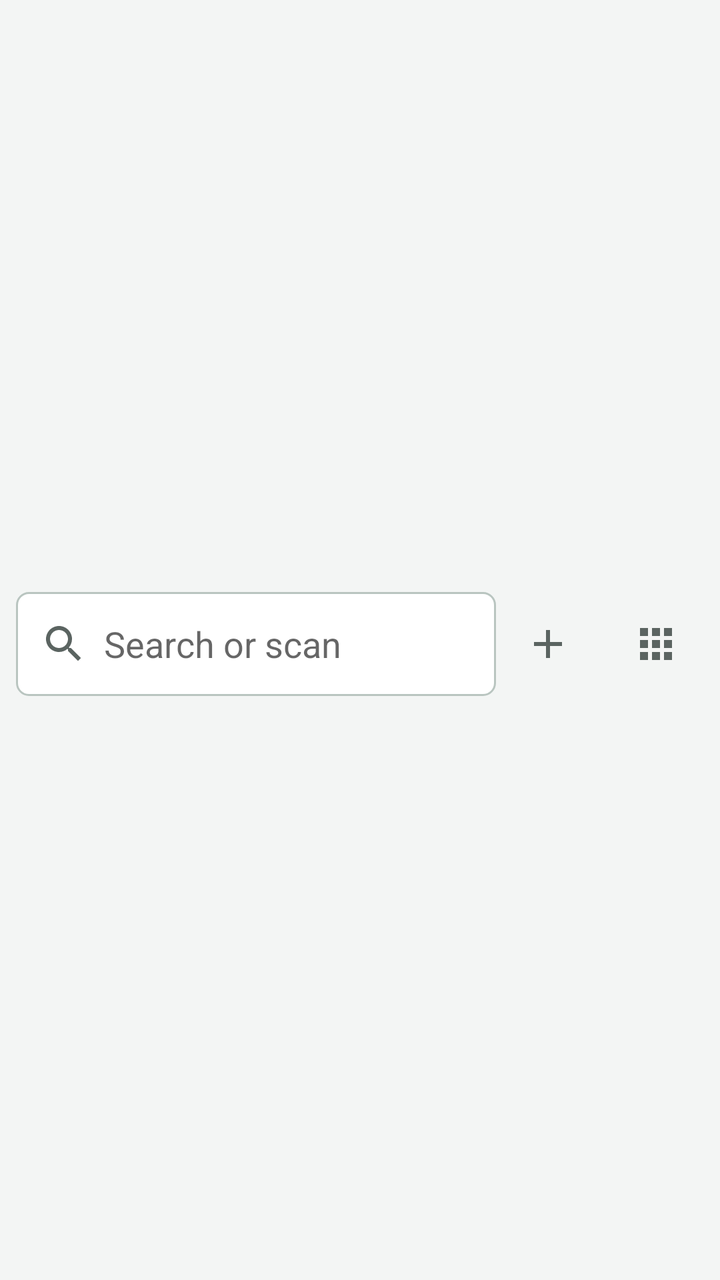
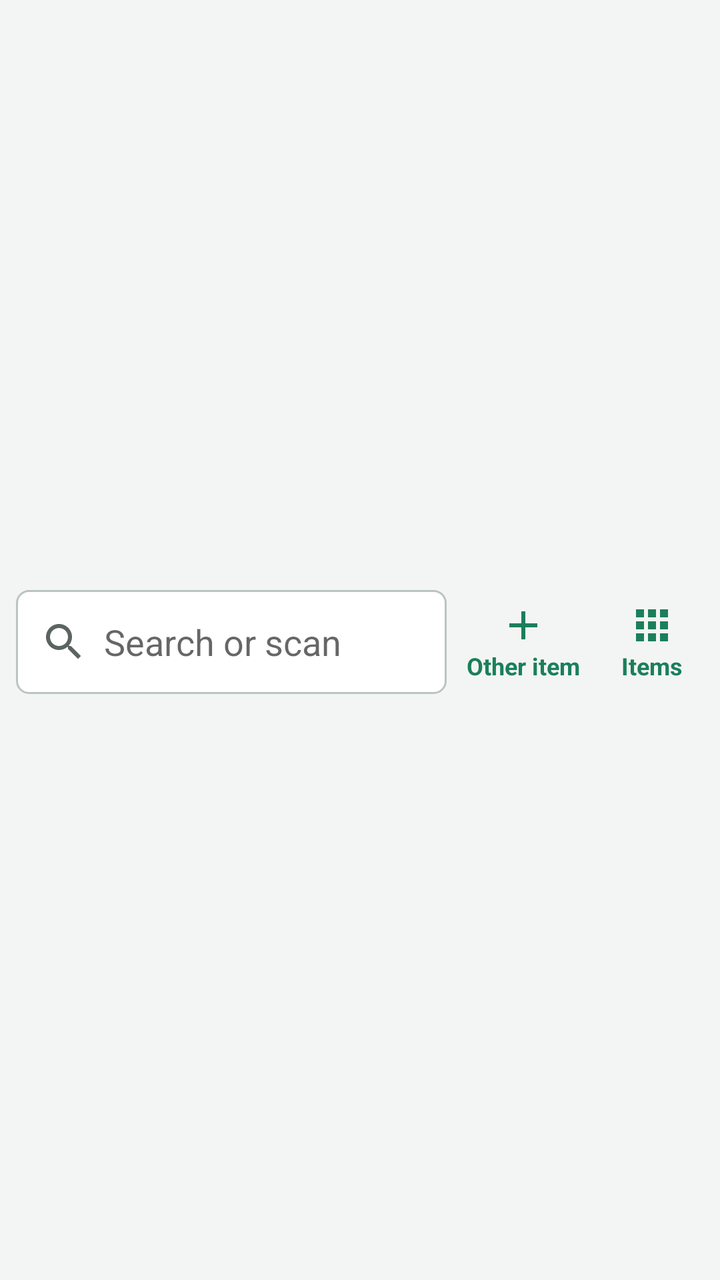

Before-and-after screenshots of an Android layout around one commit, followed by the original layout XML and the change that was made.
<!-- AndroidManifest.xml: application theme Theme.Lekas -->
<!-- res/layout/sell_search.xml -->
<?xml version="1.0" encoding="utf-8"?>
<LinearLayout xmlns:android="http://schemas.android.com/apk/res/android"
    android:layout_width="match_parent"
    android:layout_height="wrap_content"
    android:gravity="center_vertical"
    android:orientation="horizontal"
    android:paddingStart="8dp"
    android:paddingTop="8dp"
    android:paddingEnd="4dp"
    android:paddingBottom="4dp">

    <EditText
        android:id="@+id/search"
        android:layout_width="0dp"
        android:layout_height="wrap_content"
        android:layout_weight="1"
        android:background="@drawable/field_bg"
        android:drawableStart="@drawable/ic_search"
        android:drawablePadding="8dp"
        android:hint="@string/sell_search_hint"
        android:imeOptions="actionSearch|flagNoExtractUi"
        android:importantForAutofill="no"
        android:inputType="text|textNoSuggestions"
        android:minHeight="52dp"
        android:paddingStart="12dp"
        android:paddingEnd="12dp"
        android:singleLine="true" />

    <ImageButton
        android:id="@+id/search_clear"
        style="@style/Widget.Lekas.IconButton"
        android:layout_width="48dp"
        android:layout_height="52dp"
        android:contentDescription="@string/clear"
        android:src="@drawable/ic_close"
        android:visibility="gone" />

    <ImageButton
        android:id="@+id/btn_other"
        style="@style/Widget.Lekas.IconButton"
        android:layout_width="52dp"
        android:layout_height="56dp"
        android:contentDescription="@string/other_item_title"
        android:src="@drawable/ic_add" />

    <ImageButton
        android:id="@+id/btn_browse"
        style="@style/Widget.Lekas.IconButton"
        android:layout_width="56dp"
        android:layout_height="56dp"
        android:background="@drawable/icon_toggle_bg"
        android:contentDescription="@string/sell_browse"
        android:src="@drawable/ic_grid" />
</LinearLayout>
<!-- resources referenced by this layout -->
<resources>
  <string name="clear">Clear</string>
  <string name="other_item_title">Other item</string>
  <string name="sell_browse">Catalogue</string>
  <string name="sell_search_hint">Search or scan</string>
  <color name="surface">#FFFFFF</color>
  <color name="brand">#1B7F5B</color>
  <color name="field_stroke">#B9C5C0</color>
  <color name="chip_bg">#E3ECE8</color>
  <color name="text_secondary">#5B6461</color>
  <color name="brand_dark">#145E43</color>
  <color name="bg">#F3F5F4</color>
  <color name="text_primary">#1C1F1E</color>
  <style name="Widget.Lekas.Button" parent="android:Widget.Material.Button">
          <item name="android:minHeight">56dp</item>
          <item name="android:minWidth">88dp</item>
          <item name="android:textSize">16sp</item>
          <item name="android:textAllCaps">false</item>
          <item name="android:stateListAnimator">@null</item>
      </style>
  <style name="Theme.Lekas.Dialog" parent="android:Theme.Material.Light.Dialog.Alert">
          <item name="android:colorAccent">@color/brand</item>
          <item name="android:colorPrimary">@color/brand</item>
      </style>
  <!-- unchanged entries left out for length: 8 -->
</resources>

<!-- the commit's change to res/layout/sell_search.xml (unified diff, before → after) -->
@@ -5,50 +5,111 @@
     android:gravity="center_vertical"
     android:orientation="horizontal"
     android:paddingStart="8dp"
-    android:paddingTop="8dp"
+    android:paddingTop="6dp"
     android:paddingEnd="4dp"
     android:paddingBottom="4dp">
 
-    <EditText
-        android:id="@+id/search"
+    <LinearLayout
+        android:id="@+id/search_box"
         android:layout_width="0dp"
         android:layout_height="wrap_content"
         android:layout_weight="1"
+        android:addStatesFromChildren="true"
         android:background="@drawable/field_bg"
-        android:drawableStart="@drawable/ic_search"
-        android:drawablePadding="8dp"
-        android:hint="@string/sell_search_hint"
-        android:imeOptions="actionSearch|flagNoExtractUi"
-        android:importantForAutofill="no"
-        android:inputType="text|textNoSuggestions"
+        android:gravity="center_vertical"
         android:minHeight="52dp"
-        android:paddingStart="12dp"
-        android:paddingEnd="12dp"
-        android:singleLine="true" />
+        android:orientation="horizontal">
 
-    <ImageButton
-        android:id="@+id/search_clear"
-        style="@style/Widget.Lekas.IconButton"
-        android:layout_width="48dp"
-        android:layout_height="52dp"
-        android:contentDescription="@string/clear"
-        android:src="@drawable/ic_close"
-        android:visibility="gone" />
+        <EditText
+            android:id="@+id/search"
+            android:layout_width="0dp"
+            android:layout_height="wrap_content"
+            android:layout_weight="1"
+            android:background="@null"
+            android:drawableStart="@drawable/ic_search"
+            android:drawablePadding="8dp"
+            android:hint="@string/sell_search_hint"
+            android:imeOptions="actionSearch|flagNoExtractUi"
+            android:importantForAutofill="no"
+            android:inputType="text|textNoSuggestions"
+            android:minHeight="52dp"
+            android:paddingStart="12dp"
+            android:paddingEnd="4dp"
+            android:singleLine="true" />
 
-    <ImageButton
+        <ImageButton
+            android:id="@+id/search_clear"
+            style="@style/Widget.Lekas.IconButton"
+            android:layout_width="44dp"
+            android:layout_height="52dp"
+            android:contentDescription="@string/clear"
+            android:src="@drawable/ic_close"
+            android:visibility="gone" />
+
+        <ImageButton
+            android:id="@+id/btn_camera"
+            style="@style/Widget.Lekas.IconButton"
+            android:layout_width="52dp"
+            android:layout_height="52dp"
+            android:contentDescription="@string/sell_camera"
+            android:src="@drawable/ic_camera"
+            android:tint="@color/brand"
+            android:visibility="gone" />
+    </LinearLayout>
+
+    <LinearLayout
         android:id="@+id/btn_other"
-        style="@style/Widget.Lekas.IconButton"
-        android:layout_width="52dp"
-        android:layout_height="56dp"
-        android:contentDescription="@string/other_item_title"
-        android:src="@drawable/ic_add" />
+        style="@style/Widget.Lekas.Tool"
+        android:layout_marginStart="4dp"
+        android:contentDescription="@string/other_item_title">
 
-    <ImageButton
+        <ImageView
+            style="@style/Widget.Lekas.ToolIcon"
+            android:src="@drawable/ic_add" />
+
+        <TextView
+            style="@style/Text.Lekas.ToolLabel"
+            android:layout_width="wrap_content"
+            android:layout_height="wrap_content"
+            android:maxWidth="84dp"
+            android:singleLine="true"
+            android:text="@string/sell_tool_other" />
+    </LinearLayout>
+
+    <LinearLayout
+        android:id="@+id/btn_price_check"
+        style="@style/Widget.Lekas.Tool"
+        android:contentDescription="@string/price_check_title"
+        android:visibility="gone">
+
+        <ImageView
+            style="@style/Widget.Lekas.ToolIcon"
+            android:src="@drawable/ic_tag" />
+
+        <TextView
+            style="@style/Text.Lekas.ToolLabel"
+            android:layout_width="wrap_content"
+            android:layout_height="wrap_content"
+            android:maxWidth="84dp"
+            android:singleLine="true"
+            android:text="@string/price_check_title" />
+    </LinearLayout>
+
+    <LinearLayout
         android:id="@+id/btn_browse"
-        style="@style/Widget.Lekas.IconButton"
-        android:layout_width="56dp"
-        android:layout_height="56dp"
-        android:background="@drawable/icon_toggle_bg"
-        android:contentDescription="@string/sell_browse"
-        android:src="@drawable/ic_grid" />
+        style="@style/Widget.Lekas.Tool"
+        android:contentDescription="@string/sell_browse">
+
+        <ImageView
+            style="@style/Widget.Lekas.ToolIcon"
+            android:src="@drawable/ic_grid" />
+
+        <TextView
+            style="@style/Text.Lekas.ToolLabel"
+            android:layout_width="wrap_content"
+            android:layout_height="wrap_content"
+            android:maxWidth="84dp"
+            android:singleLine="true"
+            android:text="@string/sell_tool_items" />
+    </LinearLayout>
 </LinearLayout>
<!-- resource entries referenced after the edit -->
@@ -2,10 +2,59 @@
 <resources>
   <string name="clear">Clear</string>
   <string name="other_item_title">Other item</string>
+  <string name="price_check_title">Price check</string>
   <string name="sell_browse">Catalogue</string>
+  <string name="sell_camera">Scan with camera</string>
   <string name="sell_search_hint">Search or scan</string>
+  <string name="sell_tool_items">Items</string>
+  <string name="sell_tool_other">Other item</string>
+  <style name="Text.Lekas.ToolLabel" parent="android:TextAppearance.Material.Caption">
+          <item name="android:textColor">@color/brand</item>
+          <item name="android:textSize">12sp</item>
+          <item name="android:textStyle">bold</item>
+      </style>
+  <style name="Widget.Lekas.Tool" parent="">
+          <item name="android:layout_width">wrap_content</item>
+          <item name="android:layout_height">56dp</item>
+          <item name="android:minWidth">60dp</item>
+          <item name="android:orientation">vertical</item>
+          <item name="android:gravity">center</item>
+          <item name="android:paddingStart">6dp</item>
+          <item name="android:paddingEnd">6dp</item>
+          <item name="android:background">@drawable/icon_toggle_bg</item>
+          <item name="android:clickable">true</item>
+          <item name="android:focusable">true</item>
+      </style>
+  <style name="Widget.Lekas.ToolIcon" parent="">
+          <item name="android:layout_width">24dp</item>
+          <item name="android:layout_height">24dp</item>
+          <item name="android:tint">@color/brand</item>
+          <item name="android:importantForAccessibility">no</item>
+      </style>
   <color name="surface">#FFFFFF</color>
   <color name="brand">#1B7F5B</color>
+  <!-- drawable ic_camera (drawable) -->
+  <?xml version="1.0" encoding="utf-8"?>
+  <vector xmlns:android="http://schemas.android.com/apk/res/android"
+      android:width="24dp"
+      android:height="24dp"
+      android:viewportWidth="24"
+      android:viewportHeight="24">
+      <path
+          android:fillColor="#FF000000"
+          android:pathData="M9,2L7.17,4H4c-1.1,0 -2,0.9 -2,2v12c0,1.1 0.9,2 2,2h16c1.1,0 2,-0.9 2,-2V6c0,-1.1 -0.9,-2 -2,-2h-3.17L15,2H9zM12,17c-2.76,0 -5,-2.24 -5,-5s2.24,-5 5,-5 5,2.24 5,5 -2.24,5 -5,5zM12,9.2c-1.55,0 -2.8,1.25 -2.8,2.8s1.25,2.8 2.8,2.8 2.8,-1.25 2.8,-2.8 -1.25,-2.8 -2.8,-2.8z" />
+  </vector>
+  <!-- drawable ic_tag (drawable) -->
+  <?xml version="1.0" encoding="utf-8"?>
+  <vector xmlns:android="http://schemas.android.com/apk/res/android"
+      android:width="24dp"
+      android:height="24dp"
+      android:viewportWidth="24"
+      android:viewportHeight="24">
+      <path
+          android:fillColor="#FF000000"
+          android:pathData="M21.41,11.58l-9,-9C12.05,2.22 11.55,2 11,2H4c-1.1,0 -2,0.9 -2,2v7c0,0.55 0.22,1.05 0.59,1.42l9,9c0.36,0.36 0.86,0.58 1.41,0.58 0.55,0 1.05,-0.22 1.41,-0.59l7,-7c0.37,-0.36 0.59,-0.86 0.59,-1.41 0,-0.55 -0.23,-1.06 -0.59,-1.42zM5.5,7C4.67,7 4,6.33 4,5.5S4.67,4 5.5,4 7,4.67 7,5.5 6.33,7 5.5,7z" />
+  </vector>
   <color name="field_stroke">#B9C5C0</color>
   <color name="chip_bg">#E3ECE8</color>
   <color name="text_secondary">#5B6461</color>
